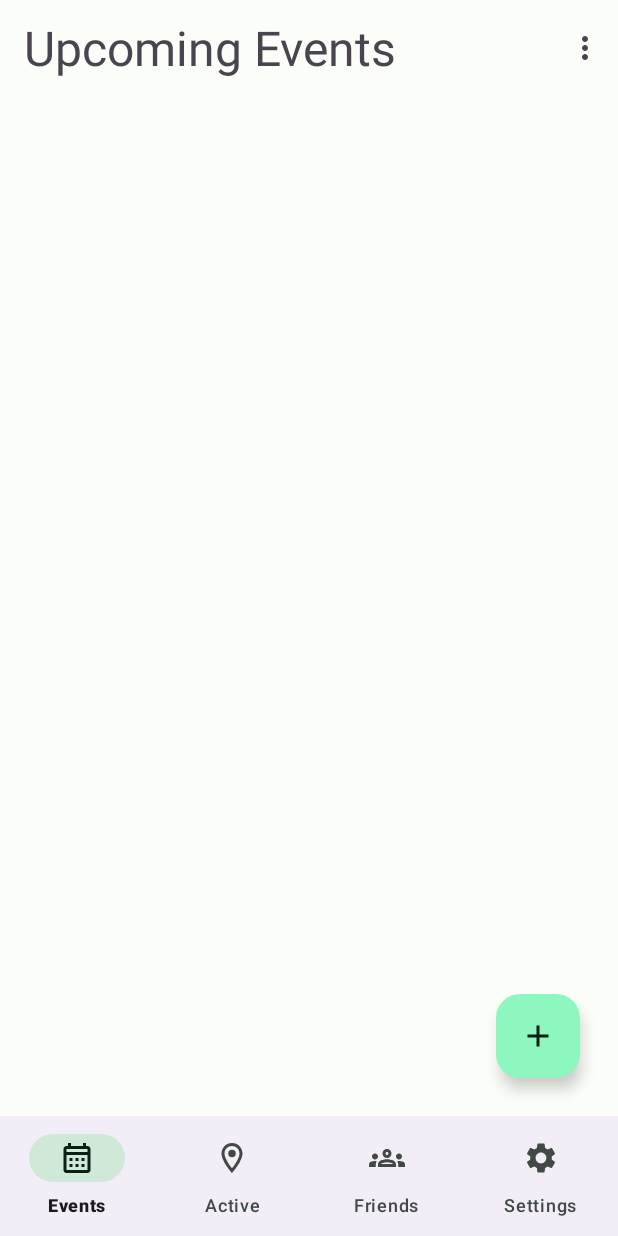
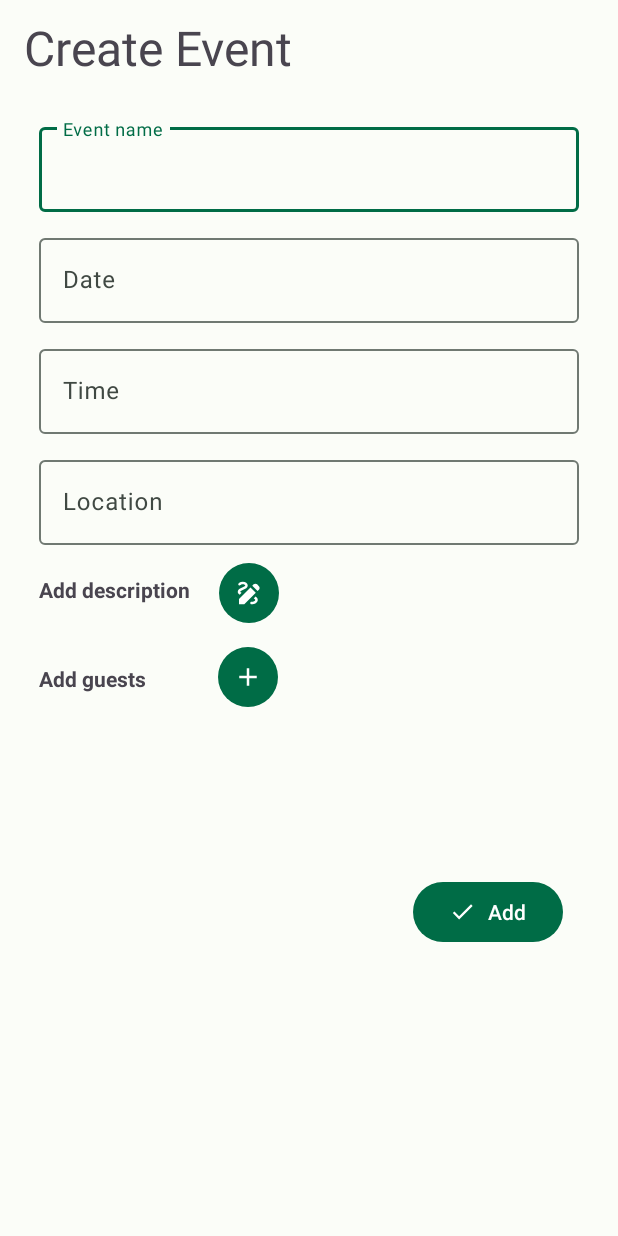
Before and after one commit to AndreaBaraldi99/EventBuddy, an Android app: the screen it shows after launch (BottomNavigationBarActivity before the commit, CreateEventActivity after it), on a phone screen of 412 x 824 dp. Run offline under Robolectric (Android 15) with nearby library versions, the light colour scheme and no system bars.

Commit message:
create event fragment aggiunto (da sistemare)

```diff
--- a/app/src/main/java/it/lanos/eventbuddy/UI/MainActivity.java
+++ b/app/src/main/java/it/lanos/eventbuddy/UI/CreateEventActivity.java
@@ -6,11 +6,11 @@ import android.os.Bundle;
 
 import it.lanos.eventbuddy.R;
 
-public class MainActivity extends AppCompatActivity {
+public class CreateEventActivity extends AppCompatActivity {
 
     @Override
     protected void onCreate(Bundle savedInstanceState) {
         super.onCreate(savedInstanceState);
-        setContentView(R.layout.activity_main);
+        setContentView(R.layout.activity_create_event);
     }
 }
--- a/app/src/main/java/it/lanos/eventbuddy/UI/EventFragment.java
+++ b/app/src/main/java/it/lanos/eventbuddy/UI/EventFragment.java
@@ -63,4 +63,6 @@ public class EventFragment extends Fragment {
         // Inflate the layout for this fragment
         return inflater.inflate(R.layout.fragment_event, container, false);
     }
+
+
 }
--- /dev/null
+++ b/app/src/main/res/drawable/baseline_check_24.xml
@@ -0,0 +1,5 @@
+<vector android:height="24dp" android:tint="#000000"
+    android:viewportHeight="24" android:viewportWidth="24"
+    android:width="24dp" xmlns:android="http://schemas.android.com/apk/res/android">
+    <path android:fillColor="@android:color/white" android:pathData="M9,16.17L4.83,12l-1.42,1.41L9,19 21,7l-1.41,-1.41z"/>
+</vector>
--- /dev/null
+++ b/app/src/main/res/drawable/baseline_draw_24.xml
@@ -0,0 +1,5 @@
+<vector android:height="10dp" android:tint="#000000"
+    android:viewportHeight="24" android:viewportWidth="24"
+    android:width="10dp" xmlns:android="http://schemas.android.com/apk/res/android">
+    <path android:fillColor="@android:color/white" android:pathData="M18.85,10.39l1.06,-1.06c0.78,-0.78 0.78,-2.05 0,-2.83L18.5,5.09c-0.78,-0.78 -2.05,-0.78 -2.83,0l-1.06,1.06L18.85,10.39zM13.19,7.56L4,16.76V21h4.24l9.19,-9.19L13.19,7.56zM19,17.5c0,2.19 -2.54,3.5 -5,3.5c-0.55,0 -1,-0.45 -1,-1s0.45,-1 1,-1c1.54,0 3,-0.73 3,-1.5c0,-0.47 -0.48,-0.87 -1.23,-1.2l1.48,-1.48C18.32,15.45 19,16.29 19,17.5zM4.58,13.35C3.61,12.79 3,12.06 3,11c0,-1.8 1.89,-2.63 3.56,-3.36C7.59,7.18 9,6.56 9,6c0,-0.41 -0.78,-1 -2,-1C5.74,5 5.2,5.61 5.17,5.64C4.82,6.05 4.19,6.1 3.77,5.76C3.36,5.42 3.28,4.81 3.62,4.38C3.73,4.24 4.76,3 7,3c2.24,0 4,1.32 4,3c0,1.87 -1.93,2.72 -3.64,3.47C6.42,9.88 5,10.5 5,11c0,0.31 0.43,0.6 1.07,0.86L4.58,13.35z"/>
+</vector>
--- /dev/null
+++ b/app/src/main/res/drawable/outline_access_time_24.xml
@@ -0,0 +1,5 @@
+<vector android:height="24dp" android:tint="#000000"
+    android:viewportHeight="24" android:viewportWidth="24"
+    android:width="24dp" xmlns:android="http://schemas.android.com/apk/res/android">
+    <path android:fillColor="@android:color/white" android:pathData="M11.99,2C6.47,2 2,6.48 2,12s4.47,10 9.99,10C17.52,22 22,17.52 22,12S17.52,2 11.99,2zM12,20c-4.42,0 -8,-3.58 -8,-8s3.58,-8 8,-8 8,3.58 8,8 -3.58,8 -8,8zM12.5,7L11,7v6l5.25,3.15 0.75,-1.23 -4.5,-2.67z"/>
+</vector>
--- /dev/null
+++ b/app/src/main/res/drawable/outline_calendar_today_24.xml
@@ -0,0 +1,5 @@
+<vector android:height="24dp" android:tint="#000000"
+    android:viewportHeight="24" android:viewportWidth="24"
+    android:width="24dp" xmlns:android="http://schemas.android.com/apk/res/android">
+    <path android:fillColor="@android:color/white" android:pathData="M20,3h-1L19,1h-2v2L7,3L7,1L5,1v2L4,3c-1.1,0 -2,0.9 -2,2v16c0,1.1 0.9,2 2,2h16c1.1,0 2,-0.9 2,-2L22,5c0,-1.1 -0.9,-2 -2,-2zM20,21L4,21L4,10h16v11zM20,8L4,8L4,5h16v3z"/>
+</vector>
--- a/app/src/main/res/layout/activity_bottom_navigation_bar.xml
+++ b/app/src/main/res/layout/activity_bottom_navigation_bar.xml
@@ -16,12 +16,11 @@
         app:layout_constraintStart_toStartOf="parent"
         app:layout_constraintTop_toTopOf="parent"
         app:navGraph="@navigation/nav_graph"
-        tools:layout="@layout/fragment_event">
-    </androidx.fragment.app.FragmentContainerView>
+        tools:layout="@layout/fragment_event"></androidx.fragment.app.FragmentContainerView>
 
     <com.google.android.material.bottomnavigation.BottomNavigationView
         android:id="@+id/bottomNavigationView"
-        android:layout_width="wrap_content"
+        android:layout_width="match_parent"
         android:layout_height="wrap_content"
         app:labelVisibilityMode="labeled"
         app:layout_constraintBottom_toBottomOf="parent"
--- /dev/null
+++ b/app/src/main/res/layout/activity_create_event.xml
@@ -0,0 +1,182 @@
+<?xml version="1.0" encoding="utf-8"?>
+<androidx.constraintlayout.widget.ConstraintLayout xmlns:android="http://schemas.android.com/apk/res/android"
+    xmlns:app="http://schemas.android.com/apk/res-auto"
+    xmlns:tools="http://schemas.android.com/tools"
+    android:layout_width="match_parent"
+    android:layout_height="match_parent">
+
+<!--TODO: le icone vicino alle textview non vengono mostrate -->
+    <!--TODO: cambiare il bottone add -->
+    <androidx.appcompat.widget.Toolbar
+        android:id="@+id/create_event_toolbar"
+        android:layout_width="match_parent"
+        android:layout_height="?attr/actionBarSize"
+        android:background="?android:attr/colorBackground"
+        android:minHeight="?attr/actionBarSize"
+        android:theme="?attr/actionBarTheme"
+        app:layout_constraintEnd_toEndOf="parent"
+        app:layout_constraintStart_toStartOf="parent"
+        app:layout_constraintTop_toTopOf="parent"
+        app:title="@string/create_event_title"
+        app:titleTextAppearance="@style/TextAppearance.Material3.HeadlineLarge" />
+
+    <androidx.constraintlayout.widget.Guideline
+        android:id="@+id/guideline4"
+        android:layout_width="wrap_content"
+        android:layout_height="wrap_content"
+        android:orientation="vertical"
+        app:layout_constraintGuide_begin="26dp" />
+
+    <com.google.android.material.textfield.TextInputLayout
+        android:id="@+id/EventNameTextInputLayout"
+        android:layout_width="0dp"
+        android:layout_height="wrap_content"
+        android:layout_marginTop="15dp"
+        android:layout_marginEnd="26dp"
+        app:layout_constraintEnd_toEndOf="parent"
+        app:layout_constraintStart_toStartOf="@+id/guideline4"
+        app:layout_constraintTop_toBottomOf="@+id/create_event_toolbar">
+
+        <com.google.android.material.textfield.TextInputEditText
+            android:layout_width="match_parent"
+            android:layout_height="wrap_content"
+            android:hint="@string/create_event_name_hint"
+            android:text="@string/event_name_input" />
+    </com.google.android.material.textfield.TextInputLayout>
+
+    <com.google.android.material.textfield.TextInputLayout
+        android:id="@+id/DateTextInputLayout"
+        android:layout_width="0dp"
+        android:layout_height="wrap_content"
+        android:layout_marginTop="12dp"
+        android:layout_marginEnd="26dp"
+        app:endIconDrawable="@drawable/outline_calendar_today_24"
+        app:endIconTint="@color/md_theme_dark_background"
+        app:layout_constraintEnd_toEndOf="parent"
+        app:layout_constraintStart_toStartOf="@+id/guideline4"
+        app:layout_constraintTop_toBottomOf="@+id/EventNameTextInputLayout">
+
+        <com.google.android.material.textfield.TextInputEditText
+            android:id="@+id/DateInputText"
+            android:layout_width="match_parent"
+            android:layout_height="wrap_content"
+            android:hint="@string/create_event_date_hint"
+            android:inputType="datetime"
+            android:text="@string/event_date_input" />
+    </com.google.android.material.textfield.TextInputLayout>
+
+    <com.google.android.material.textfield.TextInputLayout
+        android:id="@+id/TimeTextInputLayout"
+        android:layout_width="0dp"
+        android:layout_height="wrap_content"
+        android:layout_marginTop="12dp"
+        android:layout_marginEnd="26dp"
+        app:endIconDrawable="@drawable/outline_access_time_24"
+        app:layout_constraintEnd_toEndOf="parent"
+        app:layout_constraintStart_toStartOf="@+id/guideline4"
+        app:layout_constraintTop_toBottomOf="@+id/DateTextInputLayout">
+
+        <com.google.android.material.textfield.TextInputEditText
+            android:id="@+id/TimeInputText"
+            android:layout_width="match_parent"
+            android:layout_height="wrap_content"
+            android:hint="@string/create_event_time_hint"
+            android:inputType="datetime|time"
+            android:text="@string/event_time_input" />
+    </com.google.android.material.textfield.TextInputLayout>
+
+    <com.google.android.material.textfield.TextInputLayout
+        android:id="@+id/LocationTextInputLayout"
+        android:layout_width="0dp"
+        android:layout_height="wrap_content"
+        android:layout_marginTop="12dp"
+        android:layout_marginEnd="26dp"
+        app:endIconDrawable="@drawable/outline_location_on_24"
+        app:layout_constraintEnd_toEndOf="parent"
+        app:layout_constraintStart_toStartOf="@+id/guideline4"
+        app:layout_constraintTop_toBottomOf="@+id/TimeTextInputLayout">
+
+        <com.google.android.material.textfield.TextInputEditText
+            android:id="@+id/LocationInputText"
+            android:layout_width="match_parent"
+            android:layout_height="wrap_content"
+            android:hint="@string/create_event_location_hint"
+            android:inputType="text"
+            android:text="@string/event_location_input" />
+    </com.google.android.material.textfield.TextInputLayout>
+
+    <TextView
+        android:id="@+id/AddDescriptionTextView"
+        android:layout_width="wrap_content"
+        android:layout_height="wrap_content"
+        android:layout_marginTop="20dp"
+        android:layout_marginEnd="100dp"
+        android:text="@string/create_event_add_description_text_view"
+        android:textStyle="bold"
+        app:layout_constraintEnd_toStartOf="@+id/guideline6"
+        app:layout_constraintHorizontal_bias="0.0"
+        app:layout_constraintStart_toStartOf="@+id/guideline4"
+        app:layout_constraintTop_toBottomOf="@+id/LocationTextInputLayout" />
+
+    <androidx.constraintlayout.widget.Guideline
+        android:id="@+id/guideline6"
+        android:layout_width="wrap_content"
+        android:layout_height="wrap_content"
+        android:orientation="vertical"
+        app:layout_constraintGuide_begin="205dp" />
+
+    <Button
+        android:id="@+id/DescriptionIconButton"
+        style="@style/Widget.Material3.Button.IconButton.Filled"
+        android:layout_width="48dp"
+        android:layout_height="48dp"
+        android:layout_marginTop="8dp"
+        android:contentDescription="@string/add_description_button"
+        android:textColorLink="?attr/colorOnSurfaceVariant"
+        app:icon="@drawable/baseline_draw_24"
+        app:layout_constraintEnd_toStartOf="@+id/guideline6"
+        app:layout_constraintHorizontal_bias="0.5"
+        app:layout_constraintStart_toEndOf="@+id/AddDescriptionTextView"
+        app:layout_constraintTop_toBottomOf="@+id/LocationTextInputLayout" />
+
+    <TextView
+        android:id="@+id/AddGuestsTextView"
+        android:layout_width="wrap_content"
+        android:layout_height="wrap_content"
+        android:layout_marginTop="40dp"
+        android:text="@string/create_event_add_guests_text_view"
+        android:textStyle="bold"
+        app:layout_constraintEnd_toStartOf="@+id/guideline6"
+        app:layout_constraintHorizontal_bias="0.0"
+        app:layout_constraintStart_toStartOf="@+id/guideline4"
+        app:layout_constraintTop_toBottomOf="@+id/AddDescriptionTextView" />
+
+    <Button
+        android:id="@+id/GuestsIconButton"
+        style="@style/Widget.Material3.Button.IconButton.Filled"
+        android:layout_width="48dp"
+        android:layout_height="48dp"
+        android:layout_marginTop="8dp"
+        app:icon="@drawable/outline_add_24"
+        android:contentDescription="@string/add_guests_button"
+        app:layout_constraintEnd_toStartOf="@+id/guideline6"
+        app:layout_constraintHorizontal_bias="0.745"
+        app:layout_constraintStart_toEndOf="@+id/AddGuestsTextView"
+        app:layout_constraintTop_toBottomOf="@+id/DescriptionIconButton" />
+
+    <Button
+        android:id="@+id/CreateEventButton"
+        android:layout_width="wrap_content"
+        android:layout_height="wrap_content"
+        android:layout_marginBottom="192dp"
+        android:shadowColor="@color/md_theme_light_shadow"
+        android:text="@string/create_event_button_add_text"
+        app:icon="@drawable/baseline_check_24"
+        app:iconGravity="start"
+        app:layout_constraintBottom_toBottomOf="parent"
+        app:layout_constraintEnd_toEndOf="parent"
+        app:layout_constraintHorizontal_bias="0.66"
+        app:layout_constraintStart_toStartOf="@+id/guideline6" />
+
+
+</androidx.constraintlayout.widget.ConstraintLayout>
--- a/app/src/main/res/layout/activity_main.xml
+++ /dev/null
@@ -1,18 +0,0 @@
-<?xml version="1.0" encoding="utf-8"?>
-<androidx.constraintlayout.widget.ConstraintLayout xmlns:android="http://schemas.android.com/apk/res/android"
-    xmlns:app="http://schemas.android.com/apk/res-auto"
-    xmlns:tools="http://schemas.android.com/tools"
-    android:layout_width="match_parent"
-    android:layout_height="match_parent"
-    tools:context=".UI.MainActivity">
-
-    <TextView
-        android:layout_width="wrap_content"
-        android:layout_height="wrap_content"
-        android:text="Hello World!"
-        app:layout_constraintBottom_toBottomOf="parent"
-        app:layout_constraintEnd_toEndOf="parent"
-        app:layout_constraintStart_toStartOf="parent"
-        app:layout_constraintTop_toTopOf="parent" />
-
-</androidx.constraintlayout.widget.ConstraintLayout>
--- a/app/src/main/res/values/strings.xml
+++ b/app/src/main/res/values/strings.xml
@@ -14,5 +14,24 @@
 
     <!-- Strings used for EventFragment -->
     <string name="event_fragment_title">Upcoming Events</string>
-    <string name="event_fragment_button">On submit</string>
+    <string name="event_fragment_button">Click to open CreateEventActivity</string>
+    <string name="title_activity_create_event">CreateEventActivity</string>
+
+    <!-- Strings used for CreateEventActivity -->
+    <string name="create_event_title">Create Event</string>
+    <string name="create_event_name_hint">Event name</string>
+    <string name="event_name_input"></string>
+    <string name="create_event_date_hint">Date</string>
+    <string name="event_date_input"></string>
+    <string name="create_event_time_hint">Time</string>
+    <string name="event_time_input"></string>
+    <string name="create_event_location_hint">Location</string>
+    <string name="event_location_input"></string>
+    <string name="create_event_add_description_text_view">Add description</string>
+    <string name="add_description_button">Button add description</string>
+    <string name="add_guests_button">Button add guests</string>
+    <string name="create_event_add_guests_text_view">Add guests</string>
+    <string name="create_event_button_add_text">Add </string>
+
+
 </resources>
--- a/app/src/main/res/values/themes.xml
+++ b/app/src/main/res/values/themes.xml
@@ -1,4 +1,5 @@
 <resources xmlns:tools="http://schemas.android.com/tools">
+
     <style name="Base.Theme.EventBuddy" parent="Theme.Material3.Light.NoActionBar">
         <item name="colorPrimary">@color/md_theme_light_primary</item>
         <item name="colorOnPrimary">@color/md_theme_light_onPrimary</item>
@@ -27,4 +28,6 @@
         <item name="colorSurfaceInverse">@color/md_theme_light_inverseSurface</item>
         <item name="colorPrimaryInverse">@color/md_theme_light_inversePrimary</item>
     </style>
+
+    <style name="Theme.EventBuddy" parent="android:Theme.Material.Light.NoActionBar" />
 </resources>
--- a/build.gradle.kts
+++ b/build.gradle.kts
@@ -1,4 +1,5 @@
 // Top-level build file where you can add configuration options common to all sub-projects/modules.
 plugins {
     id("com.android.application") version "8.1.4" apply false
+    id("org.jetbrains.kotlin.android") version "1.8.10" apply false
 }
```
Also changed, not shown: app/build.gradle.kts (+31 -0 lines), app/src/main/AndroidManifest.xml (+11 -5 lines). Lines whose indentation alone changed are shown as unchanged.
